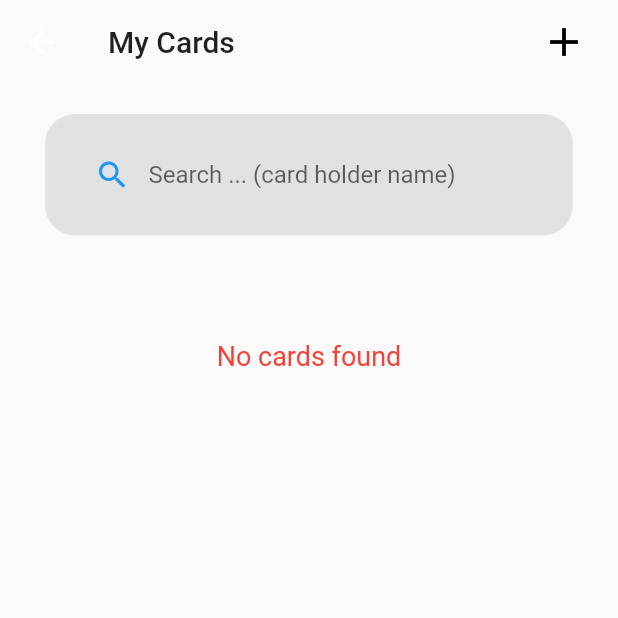
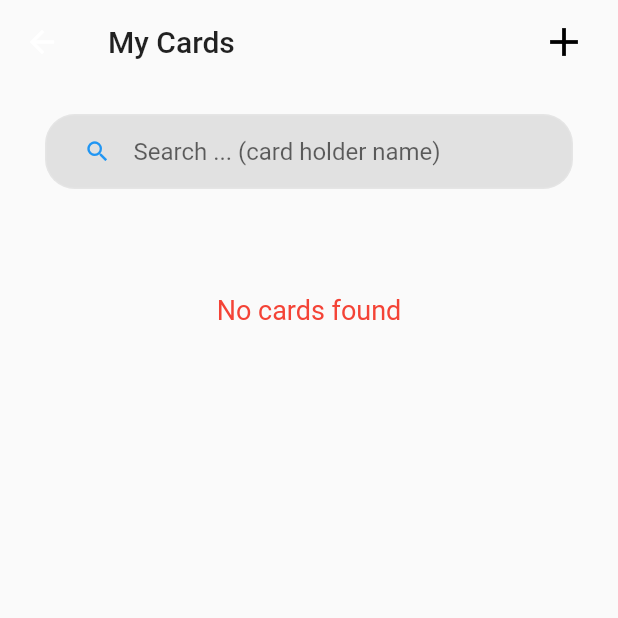
Before and after one commit to Iamsdt/password_manager, a Flutter app: the CardPageUI screen opened directly, on a phone screen of 412 x 824 dp, the top half of it. Run offline on Flutter 3.47's test engine with Material 2 defaults, Android fonts, the phone set to English and light mode, and no system bars; our stand-ins replace cloud_firestore, firebase_auth, firebase_core, flutter_dotenv, flutter_slidable, flutter_svg and 7 more; missing offline and left inert: credit_card, encrypt, flutter_fimber; accounts and stored records are empty; statements that could not run were skipped.

Commit message:
Reduce search input size

```diff
--- a/lib/ui/main/cards/cards_page.dart
+++ b/lib/ui/main/cards/cards_page.dart
@@ -51,7 +51,7 @@ class CardPageUI extends StatelessWidget {
               Container(
                 margin: EdgeInsets.only(left: 30, right: 30),
                 padding:
-                    EdgeInsets.only(left: 20, right: 20, top: 10, bottom: 10),
+                    EdgeInsets.only(left: 10, right: 10),
                 decoration: BoxDecoration(
                   border: Border.all(
                     color: Colors.white12,
@@ -67,6 +67,8 @@ class CardPageUI extends StatelessWidget {
                   },
                   focusNode: controller.focusNode,
                   decoration: InputDecoration(
+                    isDense: true,
+                    contentPadding: EdgeInsets.fromLTRB(10, 10, 10, 0),
                     prefixIcon: Icon(
                       Icons.search,
                       color: Colors.blue[500],
--- a/lib/ui/main/categories/categories_ui.dart
+++ b/lib/ui/main/categories/categories_ui.dart
@@ -49,8 +49,7 @@ class CategoriesUI extends StatelessWidget {
               ),
               Container(
                 margin: EdgeInsets.only(left: 30, right: 30),
-                padding:
-                    EdgeInsets.only(left: 20, right: 20, top: 10, bottom: 10),
+                padding: EdgeInsets.only(left: 20, right: 20),
                 decoration: BoxDecoration(
                   border: Border.all(
                     color: Colors.white12,
@@ -66,6 +65,8 @@ class CategoriesUI extends StatelessWidget {
                   },
                   focusNode: controller.focusNode,
                   decoration: InputDecoration(
+                    isDense: true,
+                    contentPadding: EdgeInsets.fromLTRB(10, 10, 10, 0),
                     prefixIcon: Icon(
                       Icons.search,
                       color: Colors.blue[500],
--- a/lib/ui/main/main_ui/main_ui.dart
+++ b/lib/ui/main/main_ui/main_ui.dart
@@ -28,7 +28,7 @@ class HomePageUI extends StatelessWidget {
             ),
             Container(
               margin: EdgeInsets.only(left: 30, right: 30),
-              padding: EdgeInsets.only(left: 20, right: 20),
+              padding: EdgeInsets.only(left: 10, right: 10),
               decoration: BoxDecoration(
                 border: Border.all(
                   color: Colors.white12,
@@ -44,6 +44,8 @@ class HomePageUI extends StatelessWidget {
                 },
                 focusNode: controller.focusNode,
                 decoration: InputDecoration(
+                  isDense: true,
+                  contentPadding: EdgeInsets.fromLTRB(10, 10, 10, 0),
                   prefixIcon: Icon(
                     Icons.search,
                     color: Colors.blue[500],
```
